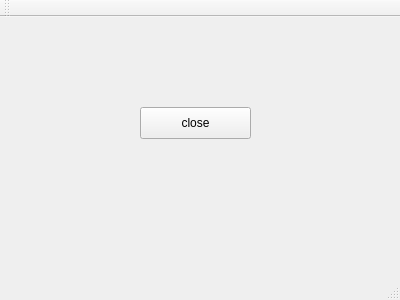
Before: the Qt Designer form 4_SignalandSlots/mainwindow.ui in parinyad123/QtTutorial, drawn with Qt 5.
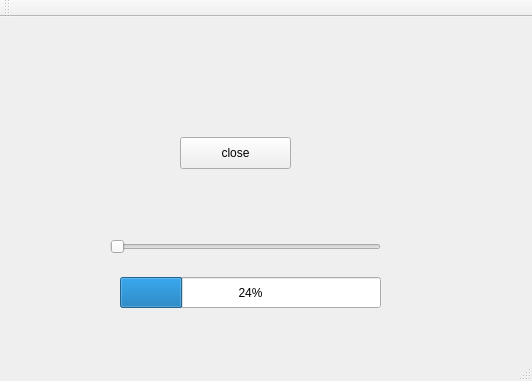
After: the same form once the commit is applied.

Commit message: build slit value

Patch:
```diff
--- a/4_SignalandSlots/mainwindow.ui
+++ b/4_SignalandSlots/mainwindow.ui
@@ -6,8 +6,8 @@
    <rect>
     <x>0</x>
     <y>0</y>
-    <width>400</width>
-    <height>300</height>
+    <width>532</width>
+    <height>381</height>
    </rect>
   </property>
   <property name="windowTitle">
@@ -17,8 +17,8 @@
    <widget class="QPushButton" name="pushButton">
     <property name="geometry">
      <rect>
-      <x>140</x>
-      <y>90</y>
+      <x>180</x>
+      <y>120</y>
       <width>111</width>
       <height>32</height>
      </rect>
@@ -27,6 +27,32 @@
      <string>close</string>
     </property>
    </widget>
+   <widget class="QProgressBar" name="progressBar">
+    <property name="geometry">
+     <rect>
+      <x>120</x>
+      <y>260</y>
+      <width>261</width>
+      <height>31</height>
+     </rect>
+    </property>
+    <property name="value">
+     <number>24</number>
+    </property>
+   </widget>
+   <widget class="QSlider" name="horizontalSlider">
+    <property name="geometry">
+     <rect>
+      <x>110</x>
+      <y>220</y>
+      <width>271</width>
+      <height>20</height>
+     </rect>
+    </property>
+    <property name="orientation">
+     <enum>Qt::Horizontal</enum>
+    </property>
+   </widget>
   </widget>
   <widget class="QMenuBar" name="menuBar">
    <property name="geometry">
```
Left out of the diff: 22 changed lines with no effect on the pictures. The commit also changes 4 other files.
